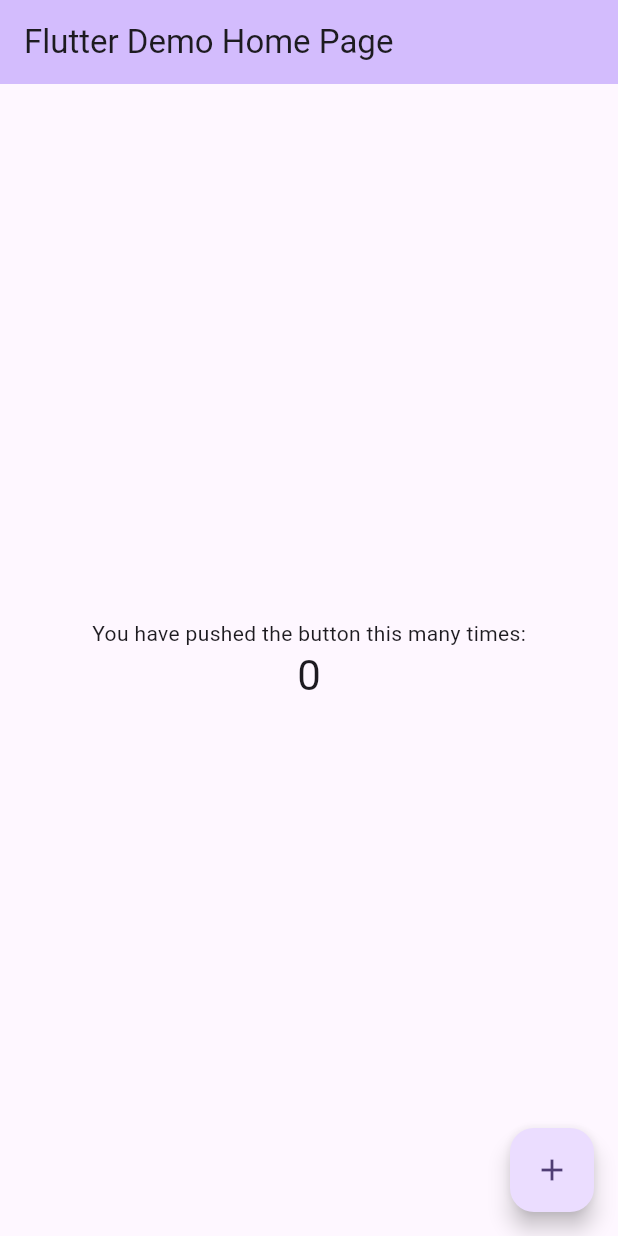
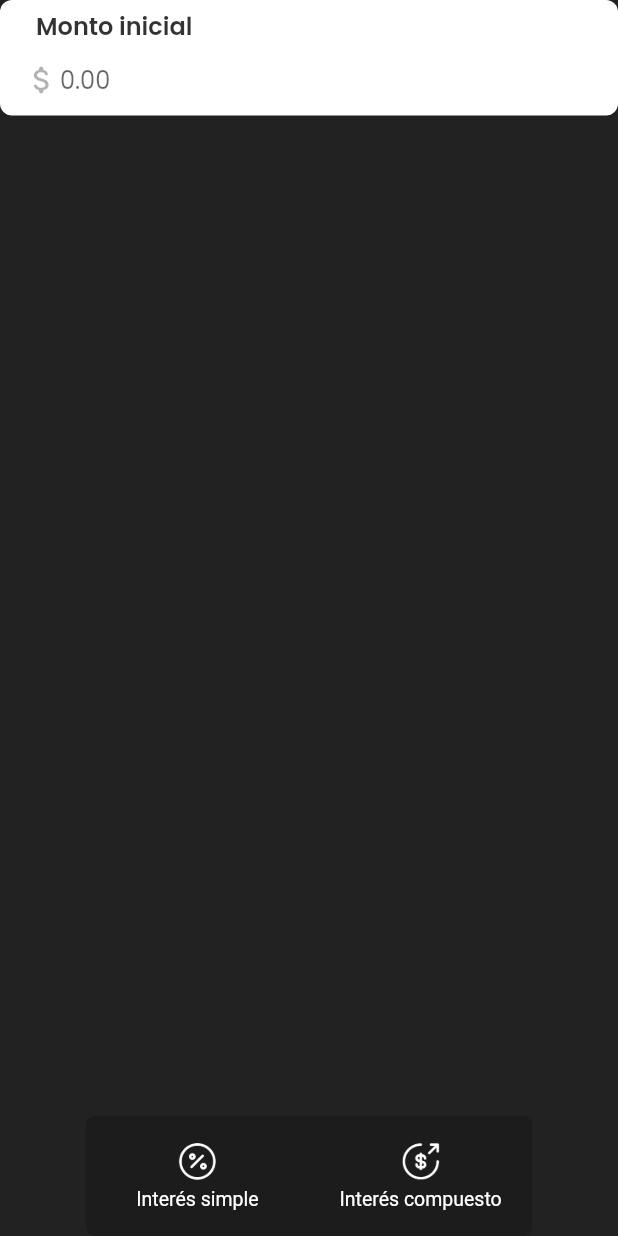
Before and after one commit to Ricarsur/Calculadora_IE, a Flutter app: the screen it shows after launch, on a phone screen of 412 x 824 dp. Run offline on Flutter 3.47's test engine with Material 2 defaults, Android fonts, the phone set to English and light mode, and no system bars; our stand-ins replace google_fonts.

Commit message:
pub, files, and folders

```diff
--- /dev/null
+++ b/calculadora/lib/constants/color.dart
@@ -0,0 +1,8 @@
+import 'package:flutter/material.dart';
+
+class AppColor {
+  static Color primary = const Color(0xFF1C1C1C);
+  static Color black = const Color(0xFF000000);
+  static Color background = const Color(0xFF222222);
+  static Color white = const Color(0xFFFFFFFF);
+}
--- /dev/null
+++ b/calculadora/lib/interface/app.dart
@@ -0,0 +1,15 @@
+import 'package:flutter/material.dart';
+
+import 'pages/home_page.dart';
+
+class App extends StatelessWidget {
+  const App({super.key});
+
+  @override
+  Widget build(BuildContext context) {
+    return const MaterialApp(
+      debugShowCheckedModeBanner: false,
+      home: HomePage(),
+    );
+  }
+}
--- /dev/null
+++ b/calculadora/lib/interface/pages/home_page.dart
@@ -0,0 +1,39 @@
+import 'package:flutter/material.dart';
+
+import '../../constants/color.dart';
+import '../widgets/bottom_menu_widget.dart';
+import '../widgets/textfield_widget.dart';
+
+class HomePage extends StatefulWidget {
+  const HomePage({super.key});
+
+  @override
+  State<HomePage> createState() => _HomePageState();
+}
+
+class _HomePageState extends State<HomePage> {
+  @override
+  Widget build(BuildContext context) {
+    var sizeWidth = MediaQuery.sizeOf(context).width;
+    return Scaffold(
+        bottomNavigationBar: Padding(
+          padding: EdgeInsets.symmetric(horizontal: sizeWidth / 7.2),
+          child: const BottomMenuWidget(),
+        ),
+        backgroundColor: AppColor.background,
+        body: SafeArea(
+          child: Column(
+            children: [
+              TextFieldWidget(
+                text: 'Monto inicial',
+                prefixIcon: Icon(
+                  Icons.attach_money_rounded,
+                  color: Colors.black.withOpacity(0.3),
+                ),
+                hintText: '0.00',
+              ),
+            ],
+          ),
+        ));
+  }
+}
--- /dev/null
+++ b/calculadora/lib/interface/widgets/bottom_menu_widget.dart
@@ -0,0 +1,61 @@
+import 'package:flutter/material.dart';
+
+import '../../constants/color.dart';
+
+class BottomMenuWidget extends StatefulWidget {
+  const BottomMenuWidget({super.key});
+
+  @override
+  State<BottomMenuWidget> createState() => _BottomMenuWidgetState();
+}
+
+class _BottomMenuWidgetState extends State<BottomMenuWidget> {
+  @override
+  Widget build(BuildContext context) {
+    return Container(
+      height: 80,
+      padding: const EdgeInsets.symmetric(vertical: 10),
+      decoration: BoxDecoration(
+          color: AppColor.primary, borderRadius: BorderRadius.circular(6)),
+      child: Row(
+        crossAxisAlignment: CrossAxisAlignment.center,
+        children: [
+          iconButtonMenu('Interés simple', 'assets/icons/interes-simple.png',
+              () {
+            print('boton 1');
+          }),
+          iconButtonMenu(
+              'Interés compuesto', 'assets/icons/interes-compuesto.png', () {
+            print('boton 2');
+          }),
+        ],
+      ),
+    );
+  }
+
+  Expanded iconButtonMenu(
+      String text, String image, VoidCallback voidCallback) {
+    return Expanded(
+      child: GestureDetector(
+        onTap: voidCallback,
+        child: Column(
+          mainAxisAlignment: MainAxisAlignment.center,
+          crossAxisAlignment: CrossAxisAlignment.center,
+          children: [
+            Image.asset(
+              image,
+              color: AppColor.white,
+              width: 26,
+              fit: BoxFit.cover,
+            ),
+            const SizedBox(height: 5),
+            Text(
+              text,
+              style: TextStyle(color: AppColor.white, fontSize: 13),
+            )
+          ],
+        ),
+      ),
+    );
+  }
+}
--- /dev/null
+++ b/calculadora/lib/interface/widgets/textfield_widget.dart
@@ -0,0 +1,67 @@
+import 'package:flutter/material.dart';
+import 'package:google_fonts/google_fonts.dart';
+
+import '../../constants/color.dart';
+
+class TextFieldWidget extends StatefulWidget {
+  final Icon? prefixIcon;
+  final Icon? suffixIcon;
+  final String? hintText;
+  final double? width;
+  final String text;
+  const TextFieldWidget(
+      {super.key,
+      this.prefixIcon,
+      this.suffixIcon,
+      required this.text,
+      this.hintText,
+      this.width});
+
+  @override
+  State<TextFieldWidget> createState() => _TextFieldWidgetState();
+}
+
+class _TextFieldWidgetState extends State<TextFieldWidget> {
+  @override
+  Widget build(BuildContext context) {
+    return DefaultTextStyle(
+      style: GoogleFonts.poppins(),
+      child: Container(
+        width: widget.width ?? double.infinity,
+        padding: const EdgeInsets.only(left: 16, right: 16, top: 5),
+        decoration: BoxDecoration(
+          color: AppColor.white,
+          borderRadius: BorderRadius.circular(8),
+        ),
+        child: Column(
+          crossAxisAlignment: CrossAxisAlignment.start,
+          children: [
+            Padding(
+              padding: EdgeInsets.only(left: widget.prefixIcon == null ? 0 : 8),
+              child: Text(widget.text,
+                  style: TextStyle(
+                      fontSize: 16,
+                      color: AppColor.black.withOpacity(0.8),
+                      fontWeight: FontWeight.w600)),
+            ),
+            Row(
+              children: [
+                widget.prefixIcon ?? Container(),
+                Expanded(
+                  child: TextField(
+                    style: GoogleFonts.poppins(),
+                    decoration: InputDecoration(
+                        border: InputBorder.none,
+                        hintText: widget.hintText,
+                        hintStyle: GoogleFonts.poppins()),
+                  ),
+                ),
+                widget.suffixIcon ?? Container(),
+              ],
+            )
+          ],
+        ),
+      ),
+    );
+  }
+}
--- /dev/null
+++ b/calculadora/lib/interface/widgets/top_menu_widget.dart
@@ -0,0 +1,23 @@
+import 'package:flutter/material.dart';
+
+import '../../constants/color.dart';
+
+class TopMenuWidget extends StatefulWidget {
+  const TopMenuWidget({super.key});
+
+  @override
+  State<TopMenuWidget> createState() => _TopMenuWidgetState();
+}
+
+class _TopMenuWidgetState extends State<TopMenuWidget> {
+  @override
+  Widget build(BuildContext context) {
+    return Container(
+      height: 55,
+      decoration: BoxDecoration(
+        color: AppColor.primary,
+        borderRadius: BorderRadius.circular(8),
+      ),
+    );
+  }
+}
--- a/calculadora/lib/main.dart
+++ b/calculadora/lib/main.dart
@@ -1,125 +1,6 @@
+import 'package:calculadora/interface/app.dart';
 import 'package:flutter/material.dart';
 
-void main() {
-  runApp(const MyApp());
+void main(List<String> args) {
+  runApp(const App());
 }
-
-class MyApp extends StatelessWidget {
-  const MyApp({super.key});
-
-  // This widget is the root of your application.
-  @override
-  Widget build(BuildContext context) {
-    return MaterialApp(
-      title: 'Flutter Demo',
-      theme: ThemeData(
-        // This is the theme of your application.
-        //
-        // TRY THIS: Try running your application with "flutter run". You'll see
-        // the application has a blue toolbar. Then, without quitting the app,
-        // try changing the seedColor in the colorScheme below to Colors.green
-        // and then invoke "hot reload" (save your changes or press the "hot
-        // reload" button in a Flutter-supported IDE, or press "r" if you used
-        // the command line to start the app).
-        //
-        // Notice that the counter didn't reset back to zero; the application
-        // state is not lost during the reload. To reset the state, use hot
-        // restart instead.
-        //
-        // This works for code too, not just values: Most code changes can be
-        // tested with just a hot reload.
-        colorScheme: ColorScheme.fromSeed(seedColor: Colors.deepPurple),
-        useMaterial3: true,
-      ),
-      home: const MyHomePage(title: 'Flutter Demo Home Page'),
-    );
-  }
-}
-
-class MyHomePage extends StatefulWidget {
-  const MyHomePage({super.key, required this.title});
-
-  // This widget is the home page of your application. It is stateful, meaning
-  // that it has a State object (defined below) that contains fields that affect
-  // how it looks.
-
-  // This class is the configuration for the state. It holds the values (in this
-  // case the title) provided by the parent (in this case the App widget) and
-  // used by the build method of the State. Fields in a Widget subclass are
-  // always marked "final".
-
-  final String title;
-
-  @override
-  State<MyHomePage> createState() => _MyHomePageState();
-}
-
-class _MyHomePageState extends State<MyHomePage> {
-  int _counter = 0;
-
-  void _incrementCounter() {
-    setState(() {
-      // This call to setState tells the Flutter framework that something has
-      // changed in this State, which causes it to rerun the build method below
-      // so that the display can reflect the updated values. If we changed
-      // _counter without calling setState(), then the build method would not be
-      // called again, and so nothing would appear to happen.
-      _counter++;
-    });
-  }
-
-  @override
-  Widget build(BuildContext context) {
-    // This method is rerun every time setState is called, for instance as done
-    // by the _incrementCounter method above.
-    //
-    // The Flutter framework has been optimized to make rerunning build methods
-    // fast, so that you can just rebuild anything that needs updating rather
-    // than having to individually change instances of widgets.
-    return Scaffold(
-      appBar: AppBar(
-        // TRY THIS: Try changing the color here to a specific color (to
-        // Colors.amber, perhaps?) and trigger a hot reload to see the AppBar
-        // change color while the other colors stay the same.
-        backgroundColor: Theme.of(context).colorScheme.inversePrimary,
-        // Here we take the value from the MyHomePage object that was created by
-        // the App.build method, and use it to set our appbar title.
-        title: Text(widget.title),
-      ),
-      body: Center(
-        // Center is a layout widget. It takes a single child and positions it
-        // in the middle of the parent.
-        child: Column(
-          // Column is also a layout widget. It takes a list of children and
-          // arranges them vertically. By default, it sizes itself to fit its
-          // children horizontally, and tries to be as tall as its parent.
-          //
-          // Column has various properties to control how it sizes itself and
-          // how it positions its children. Here we use mainAxisAlignment to
-          // center the children vertically; the main axis here is the vertical
-          // axis because Columns are vertical (the cross axis would be
-          // horizontal).
-          //
-          // TRY THIS: Invoke "debug painting" (choose the "Toggle Debug Paint"
-          // action in the IDE, or press "p" in the console), to see the
-          // wireframe for each widget.
-          mainAxisAlignment: MainAxisAlignment.center,
-          children: <Widget>[
-            const Text(
-              'You have pushed the button this many times:',
-            ),
-            Text(
-              '$_counter',
-              style: Theme.of(context).textTheme.headlineMedium,
-            ),
-          ],
-        ),
-      ),
-      floatingActionButton: FloatingActionButton(
-        onPressed: _incrementCounter,
-        tooltip: 'Increment',
-        child: const Icon(Icons.add),
-      ), // This trailing comma makes auto-formatting nicer for build methods.
-    );
-  }
-}
--- a/calculadora/pubspec.yaml
+++ b/calculadora/pubspec.yaml
@@ -35,6 +35,8 @@ dependencies:
   # The following adds the Cupertino Icons font to your application.
   # Use with the CupertinoIcons class for iOS style icons.
   cupertino_icons: ^1.0.2
+  google_fonts: ^5.1.0
+  auto_size_text: ^3.0.0
 
 dev_dependencies:
   flutter_test:
@@ -59,8 +61,8 @@ flutter:
   uses-material-design: true
 
   # To add assets to your application, add an assets section, like this:
-  # assets:
-  #   - images/a_dot_burr.jpeg
+  assets:
+    - assets/icons/
   #   - images/a_dot_ham.jpeg
 
   # An image asset can refer to one or more resolution-specific "variants", see
```
Also changed, not shown: calculadora/assets/icons/interes-compuesto.png (added), calculadora/assets/icons/interes-simple.png (added), calculadora/pubspec.lock, 2 other files.
